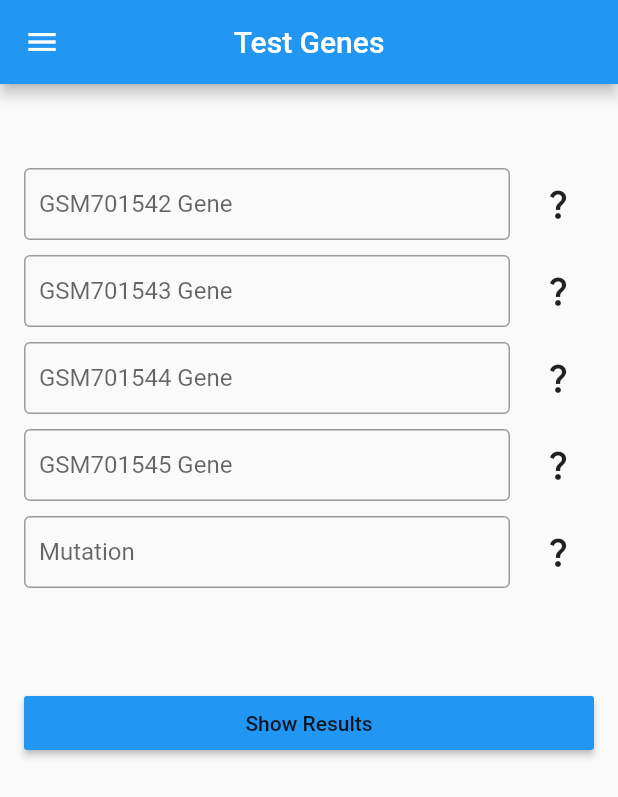
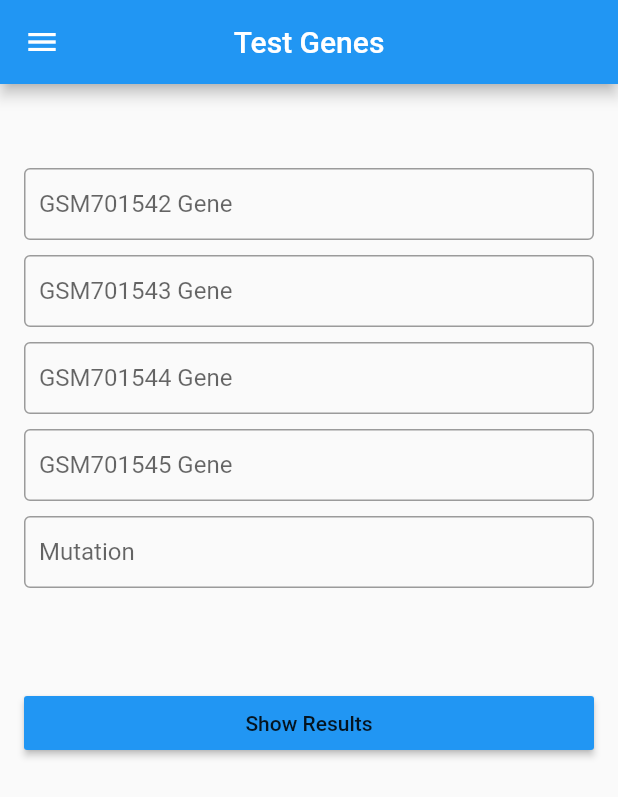
Before and after one commit to Salah-Eltenehy/Detection-of-Alzheimer-Disease, a Flutter app: the UploadImage screen opened directly, on a phone screen of 412 x 824 dp. Shown: the top 797 px of the screen. Run offline on Flutter 3.47's test engine with Material 2 defaults, Android fonts, the light colour scheme and no system bars; our stand-ins replace cloud_firestore, easy_search_bar, firebase_auth, firebase_core, firebase_database, fluttertoast and 2 more; missing offline and left inert: esp_smartconfig; accounts and stored records are empty.

Commit message:
fix frontend problems

```diff
--- a/lib/modules/SignIn/SignIn.dart
+++ b/lib/modules/SignIn/SignIn.dart
@@ -7,7 +7,7 @@ import 'package:alzheimer/shared/functions/shared_function.dart';
 
 import '../../shared/network/local/cache_helper.dart';
 import '../forgotPasswod/forgot_pass.dart';
-import '../upload-image/UploadImage.dart';
+import '../testGenes/TestGenesScreen.dart';
 
 class SignInScreen extends StatefulWidget {
   @override
--- a/lib/modules/upload-image/UploadImage.dart
+++ b/lib/modules/testGenes/TestGenesScreen.dart
@@ -138,60 +138,15 @@ class _UploadImageState extends State<UploadImage> {
               // mainAxisAlignment: MainAxisAlignment.center,
               children: [
                 const SizedBox(height: 40,),
-                Row(
-                  children: [
                 textField(controller: firstGeneController, label: 'GSM701542 Gene'),
-                    const SizedBox(width: 8,),
-                    IconButton(
-                        onPressed: () {},
-                        icon: const Icon(Icons.question_mark_sharp)
-                    ),
-                  ],
-                ),
                 const SizedBox(height: 10,),
-                Row(
-                  children: [
                 textField(controller: secondGeneController, label: 'GSM701543 Gene'),
-                    const SizedBox(width: 8,),
-                    IconButton(
-                        onPressed: () {},
-                        icon: const Icon(Icons.question_mark_sharp)
-                    ),
-                  ],
-                ),
                 const SizedBox(height: 10,),
-                Row(
-                  children: [
                 textField(controller: thirdGeneController, label: 'GSM701544 Gene'),
-                    const SizedBox(width: 8,),
-                    IconButton(
-                        onPressed: () {},
-                        icon: const Icon(Icons.question_mark_sharp)
-                    ),
-                  ],
-                ),
                 const SizedBox(height: 10,),
-                Row(
-                  children: [
                 textField(controller: forthGeneController, label: 'GSM701545 Gene'),
-                    const SizedBox(width: 8,),
-                    IconButton(
-                        onPressed: () {},
-                        icon: const Icon(Icons.question_mark_sharp)
-                    ),
-                  ],
-                ),
                 const SizedBox(height: 10,),
-                Row(
-                  children: [
                 textField(controller: mutationController, label: 'Mutation'),
-                    const SizedBox(width: 8,),
-                    IconButton(
-                        onPressed: () {},
-                        icon: const Icon(Icons.question_mark_sharp)
-                    ),
-                  ],
-                ),
                 const SizedBox(height: 10,),
                 const SizedBox(height: 20,),
                 Text(
@@ -247,8 +202,7 @@ class _UploadImageState extends State<UploadImage> {
           required String label,
         }
       ) {
-    return Expanded(
-      child: TextFormField(
+    return TextFormField(
       controller: controller,
       keyboardType: TextInputType.text,
       validator: (value) {
@@ -261,7 +215,7 @@ class _UploadImageState extends State<UploadImage> {
             r"^[0-9.]")))
         )
         {
-            return "Please enter a value\nFor more information click on mark";
+          return "Please enter a value\nFor more information click on Genes definition tap at the top left";
         }
         return null;
       },
@@ -272,7 +226,6 @@ class _UploadImageState extends State<UploadImage> {
           border: const OutlineInputBorder(),
           hintText: label
       ),
-      ),
     );
   }
 }
```
Also changed, not shown: lib/main.dart (+5 -5 lines), lib/modules/show-results/ShowResults.dart (+13 -10 lines), assets/images/clusters.jpg (added), assets/images/data.jpg (added), assets/images/samples.jpg (added). Lines whose indentation alone changed are shown as unchanged.
